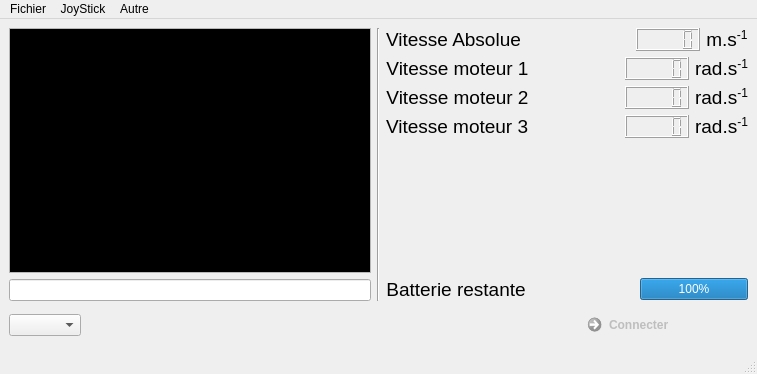
Old version of the form mainwindow.ui in the repository xdbob/Sphero.
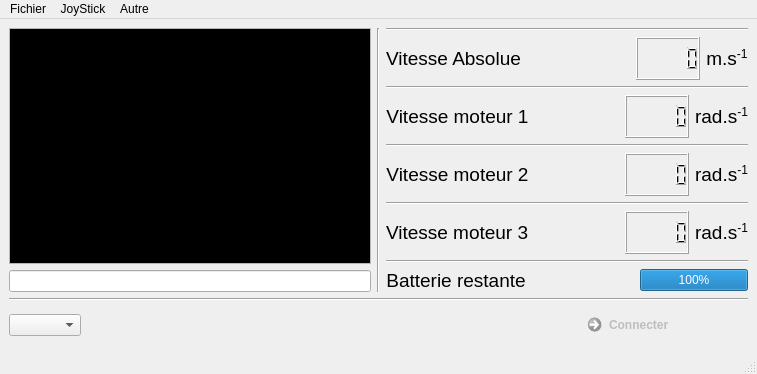
New version of the form.

What changed in the file:
```diff
--- a/mainwindow.ui
+++ b/mainwindow.ui
@@ -47,6 +47,13 @@
       </item>
       <item>
        <layout class="QVBoxLayout" name="verticalLayout_4">
+        <item>
+         <widget class="Line" name="line_6">
+          <property name="orientation">
+           <enum>Qt::Horizontal</enum>
+          </property>
+         </widget>
+        </item>
         <item>
          <layout class="QHBoxLayout" name="horizontalLayout_4">
           <item>
@@ -89,6 +96,13 @@
           </item>
          </layout>
         </item>
+        <item>
+         <widget class="Line" name="line_2">
+          <property name="orientation">
+           <enum>Qt::Horizontal</enum>
+          </property>
+         </widget>
+        </item>
         <item>
          <layout class="QHBoxLayout" name="horizontalLayout_5">
           <item>
@@ -131,6 +145,13 @@
           </item>
          </layout>
         </item>
+        <item>
+         <widget class="Line" name="line_3">
+          <property name="orientation">
+           <enum>Qt::Horizontal</enum>
+          </property>
+         </widget>
+        </item>
         <item>
          <layout class="QHBoxLayout" name="horizontalLayout_6">
           <item>
@@ -173,6 +194,13 @@
           </item>
          </layout>
         </item>
+        <item>
+         <widget class="Line" name="line_4">
+          <property name="orientation">
+           <enum>Qt::Horizontal</enum>
+          </property>
+         </widget>
+        </item>
         <item>
          <layout class="QHBoxLayout" name="horizontalLayout_7">
           <item>
@@ -216,17 +244,11 @@
          </layout>
         </item>
         <item>
-         <spacer name="verticalSpacer">
+         <widget class="Line" name="line_5">
           <property name="orientation">
-           <enum>Qt::Vertical</enum>
+           <enum>Qt::Horizontal</enum>
           </property>
-          <property name="sizeHint" stdset="0">
-           <size>
-            <width>20</width>
-            <height>40</height>
-           </size>
-          </property>
-         </spacer>
+         </widget>
         </item>
         <item>
          <layout class="QHBoxLayout" name="horizontalLayout_3">
@@ -267,6 +289,13 @@
       </item>
      </layout>
     </item>
+    <item>
+     <widget class="Line" name="line_7">
+      <property name="orientation">
+       <enum>Qt::Horizontal</enum>
+      </property>
+     </widget>
+    </item>
     <item>
      <layout class="QHBoxLayout" name="horizontalLayout_2">
       <item>
```
Left out of the diff: 10 changed lines with no effect on the pictures.
